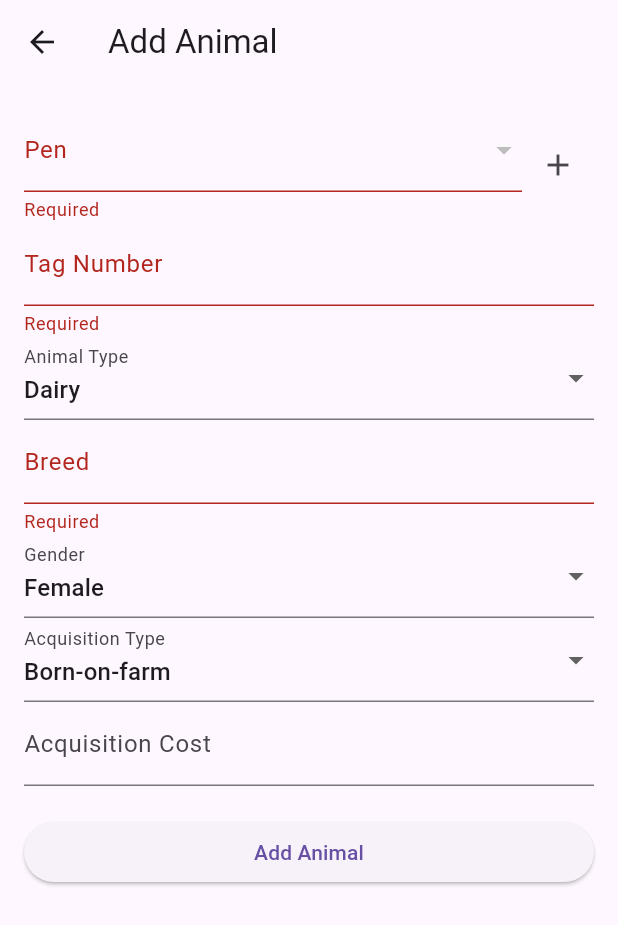
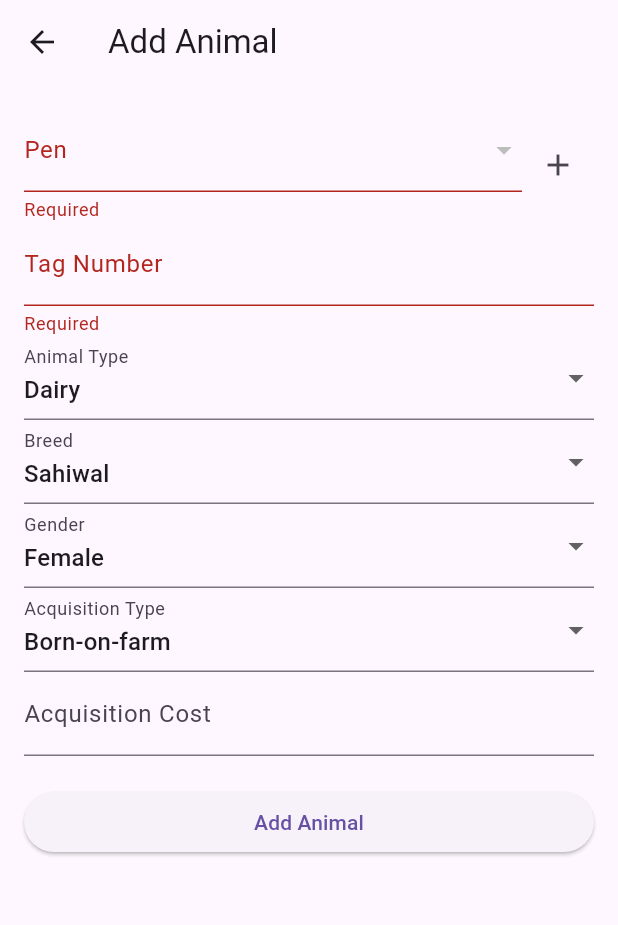
Before and after one commit to YM1587/smart-ranch, a Flutter app: the AnimalForm screen opened directly with empty values, after a tap on "Add Animal", on a phone screen of 412 x 824 dp. Shown: the top 925 px of the screen. Run offline on Flutter 3.47's test engine with Material 3 defaults, Android fonts, the phone set to English and light mode, and no system bars; network calls fail.

Commit message:
Modified pens.py and animal_form.dart

```diff
--- a/mobile_app/lib/screens/forms/animal_form.dart
+++ b/mobile_app/lib/screens/forms/animal_form.dart
@@ -12,11 +12,17 @@ class AnimalForm extends StatefulWidget {
 class _AnimalFormState extends State<AnimalForm> {
   final _formKey = GlobalKey<FormState>();
   final _tagController = TextEditingController();
-  final _breedController = TextEditingController();
+  // final _breedController = TextEditingController(); // Removed
   final _costController = TextEditingController();
   String _animalType = 'Dairy';
   String _gender = 'Female';
   String _acquisitionType = 'Born-on-farm';
+  String _selectedBreed = 'Sahiwal';
+  final List<String> _breeds = [
+    'Sahiwal', 'Holstein', 'Jersey', 'Guernsey', 'Ayrshire', 'Friesian', // Dairy
+    'Angus', 'Hereford', 'Charolais', 'Simmental', 'Brahman', // Beef
+    'Other'
+  ];
   int? _selectedPenId;
   List<dynamic> _pens = [];
 
@@ -54,7 +60,7 @@ class _AnimalFormState extends State<AnimalForm> {
         'pen_id': _selectedPenId,
         'tag_number': _tagController.text,
         'animal_type': _animalType,
-        'breed': _breedController.text,
+        'breed': _selectedBreed,
         'gender': _gender,
         'acquisition_type': _acquisitionType,
         'acquisition_cost': double.tryParse(_costController.text) ?? 0.0,
@@ -192,10 +198,13 @@ class _AnimalFormState extends State<AnimalForm> {
                     .toList(),
                 onChanged: (value) => setState(() => _animalType = value!),
               ),
-              TextFormField(
-                controller: _breedController,
+              DropdownButtonFormField<String>(
+                value: _selectedBreed,
                 decoration: const InputDecoration(labelText: 'Breed'),
-                validator: (value) => value!.isEmpty ? 'Required' : null,
+                items: _breeds
+                    .map((breed) => DropdownMenuItem(value: breed, child: Text(breed)))
+                    .toList(),
+                onChanged: (value) => setState(() => _selectedBreed = value!),
               ),
               DropdownButtonFormField<String>(
                 value: _gender,
```
Also changed, not shown: 2 other files.
